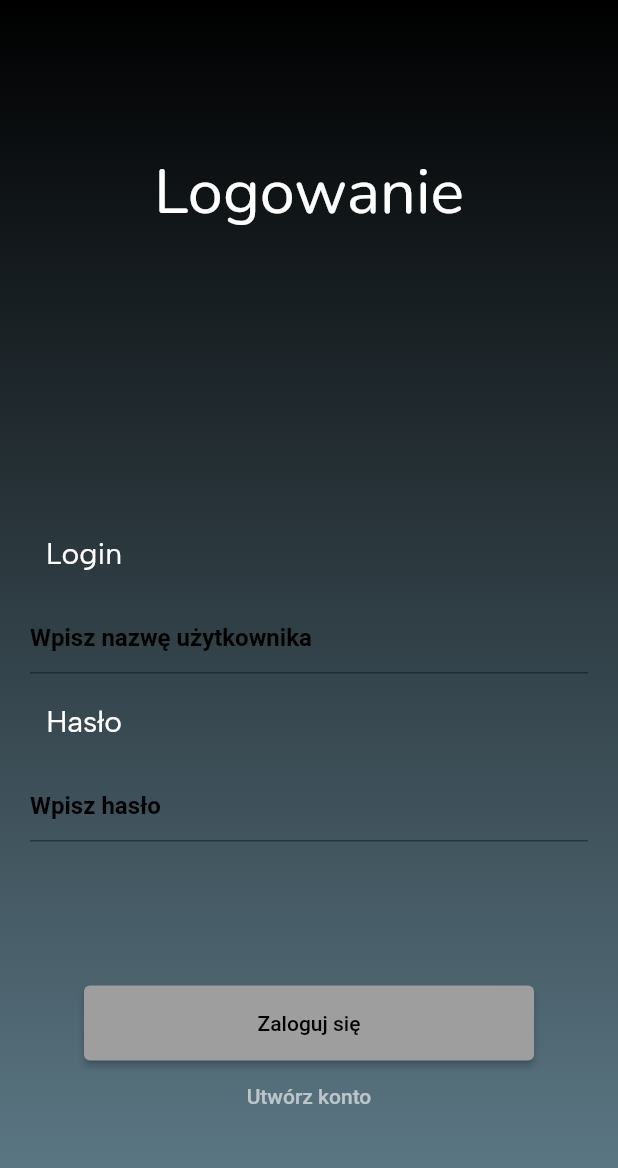
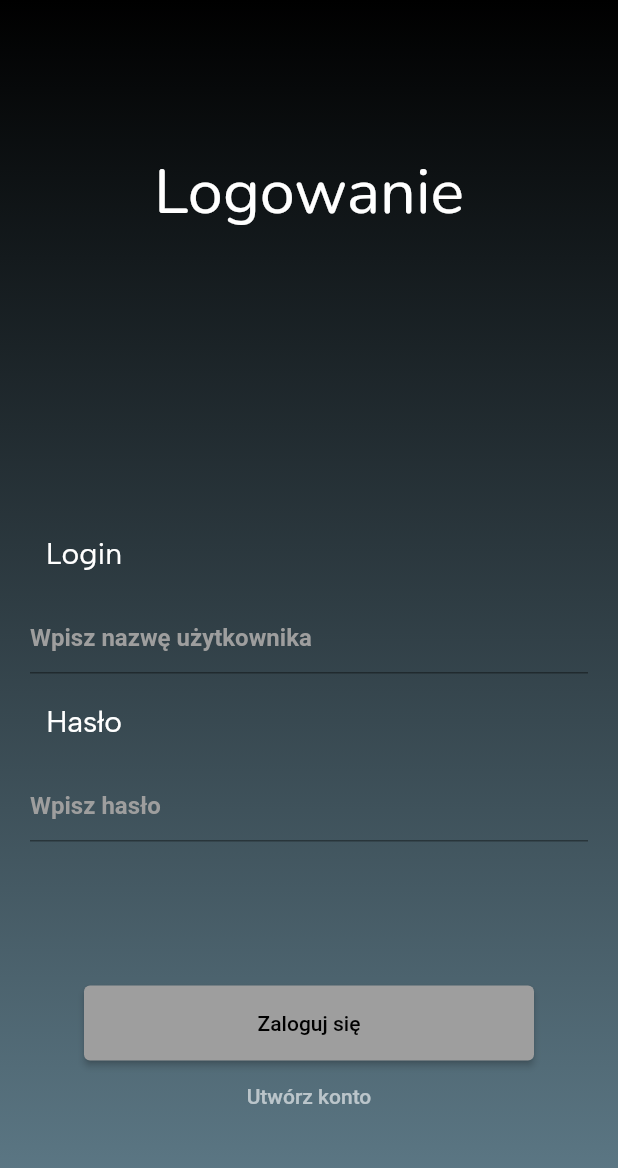
Before and after one commit to michaell931/estate_community_app, a Flutter app: the LoginPage screen opened directly, on a phone screen of 412 x 824 dp. Shown: the top 1168 px of the screen. Run offline on Flutter 3.47's test engine with Material 2 defaults, Android fonts, the phone set to English and light mode, and no system bars; our stand-ins replace firebase_auth, firebase_core, google_fonts; accounts and stored records are empty.

Commit message:
Do a cosmetic changes in files

```diff
--- a/lib/app/features/login/login_page.dart
+++ b/lib/app/features/login/login_page.dart
@@ -59,7 +59,7 @@ class _LoginPageState extends State<LoginPage> {
                   decoration: const InputDecoration(
                     hintText: 'Wpisz nazwę użytkownika',
                     hintStyle: TextStyle(
-                        color: Colors.black, fontWeight: FontWeight.bold),
+                        color: Colors.grey, fontWeight: FontWeight.bold),
                   ),
                 ),
               ),
@@ -81,7 +81,7 @@ class _LoginPageState extends State<LoginPage> {
                     hintText: 'Wpisz hasło',
                     fillColor: Colors.white,
                     hintStyle: TextStyle(
-                        color: Colors.black, fontWeight: FontWeight.bold),
+                        color: Colors.grey, fontWeight: FontWeight.bold),
                   ),
                 ),
               ),
--- a/lib/app/features/start/starting_page.dart
+++ b/lib/app/features/start/starting_page.dart
@@ -1,5 +1,4 @@
 import 'package:estate_community_app/app/app.dart';
-import 'package:estate_community_app/app/features/login/login_page.dart';
 import 'package:flutter/material.dart';
 import 'package:google_fonts/google_fonts.dart';
 
```
